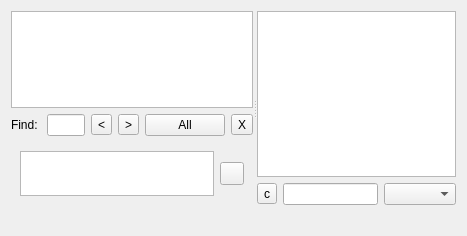
Old version of the form eiskaltdcpp/ui/HubFrame.ui in the repository eiskaltdcpp/eiskaltdcpp.
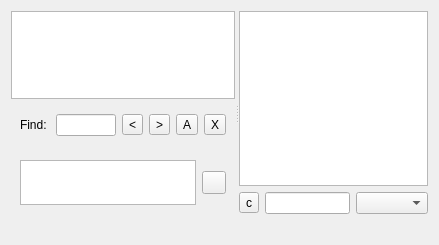
New version of the form.

Patch:
```diff
--- a/eiskaltdcpp/ui/HubFrame.ui
+++ b/eiskaltdcpp/ui/HubFrame.ui
@@ -6,8 +6,8 @@
    <rect>
     <x>0</x>
     <y>0</y>
-    <width>467</width>
-    <height>236</height>
+    <width>439</width>
+    <height>245</height>
    </rect>
   </property>
   <property name="windowTitle">
@@ -60,9 +60,6 @@
             <number>0</number>
            </property>
            <layout class="QHBoxLayout" name="horizontalLayout">
-            <property name="margin">
-             <number>0</number>
-            </property>
             <item>
              <widget class="QLabel" name="label">
               <property name="text">
@@ -98,15 +95,18 @@
              </widget>
             </item>
             <item>
-             <widget class="QPushButton" name="pushButton_ALL">
-              <property name="sizePolicy">
-               <sizepolicy hsizetype="Fixed" vsizetype="Fixed">
-                <horstretch>0</horstretch>
-                <verstretch>0</verstretch>
-               </sizepolicy>
+             <widget class="QToolButton" name="pushButton_ALL">
+              <property name="toolTip">
+               <string>Highlight all</string>
               </property>
               <property name="text">
-               <string>All</string>
+               <string>A</string>
+              </property>
+              <property name="checkable">
+               <bool>true</bool>
+              </property>
+              <property name="checked">
+               <bool>false</bool>
               </property>
              </widget>
             </item>
```
Left out of the diff: 9 changed lines with no effect on the pictures.
